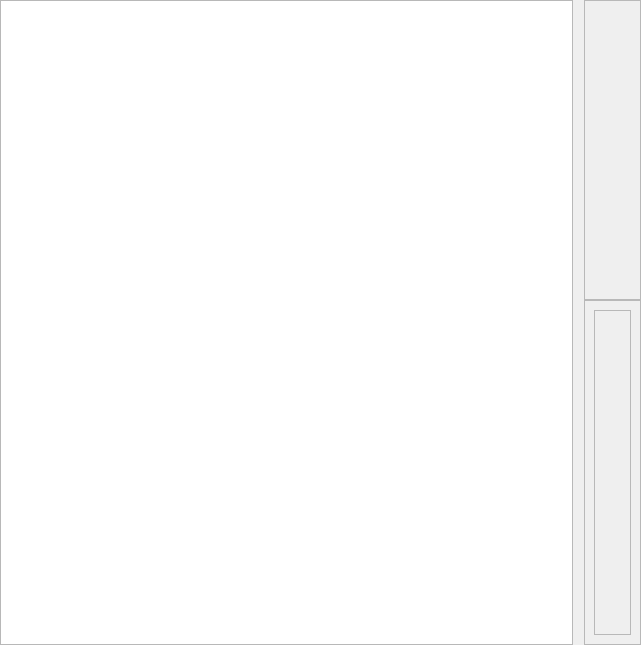
The window that src/widget_shared/filesystemviewpage.ui (billlin0904/xamp2) describes before a commit, drawn with Qt 5.
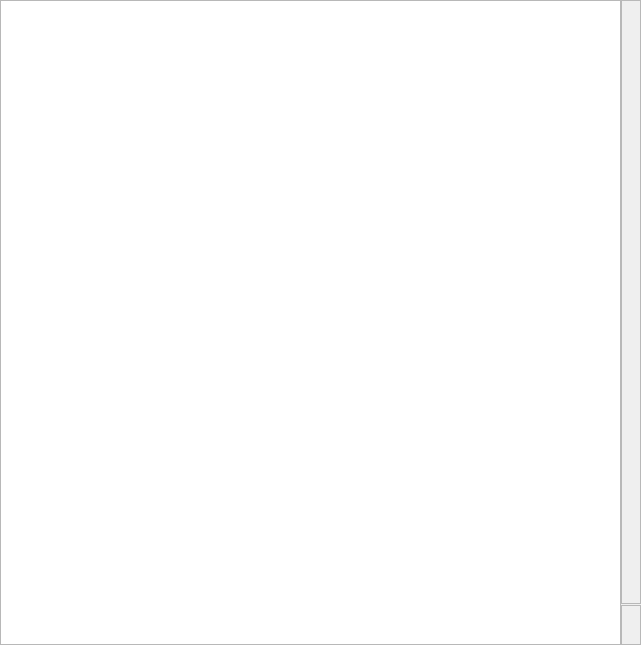
The same window after the commit. Custom widgets are drawn as their Qt base class.

The edit to the form file:
```diff
--- a/src/widget_shared/filesystemviewpage.ui
+++ b/src/widget_shared/filesystemviewpage.ui
@@ -13,7 +13,7 @@
   <property name="windowTitle">
    <string>Form</string>
   </property>
-  <layout class="QVBoxLayout" name="verticalLayout_3">
+  <layout class="QHBoxLayout" name="horizontalLayout">
    <property name="spacing">
     <number>0</number>
    </property>
@@ -29,24 +29,17 @@
    <property name="bottomMargin">
     <number>0</number>
    </property>
+   <item>
+    <widget class="QTreeView" name="dirTree"/>
+   </item>
    <item>
     <widget class="QSplitter" name="splitter">
      <property name="orientation">
-      <enum>Qt::Orientation::Horizontal</enum>
+      <enum>Qt::Orientation::Vertical</enum>
      </property>
      <property name="handleWidth">
       <number>1</number>
      </property>
-     <widget class="QTreeView" name="dirTree"/>
-     <widget class="QWidget" name="layoutWidget">
-      <layout class="QVBoxLayout" name="verticalLayout_2">
-       <property name="spacing">
-        <number>0</number>
-       </property>
-       <property name="leftMargin">
-        <number>10</number>
-       </property>
-       <item>
         <widget class="WaveformWidget" name="frame_2">
          <property name="sizePolicy">
           <sizepolicy hsizetype="Preferred" vsizetype="Preferred">
@@ -60,12 +53,6 @@
            <height>300</height>
           </size>
          </property>
-         <property name="maximumSize">
-          <size>
-           <width>16777215</width>
-           <height>300</height>
-          </size>
-         </property>
          <property name="frameShape">
           <enum>QFrame::Shape::StyledPanel</enum>
          </property>
@@ -73,8 +60,6 @@
           <enum>QFrame::Shadow::Raised</enum>
          </property>
         </widget>
-       </item>
-       <item>
         <widget class="QFrame" name="frame">
          <property name="frameShape">
           <enum>QFrame::Shape::StyledPanel</enum>
@@ -91,9 +76,6 @@
             <property name="frameShadow">
              <enum>QFrame::Shadow::Raised</enum>
             </property>
-           </widget>
-          </item>
-         </layout>
         </widget>
        </item>
       </layout>
```
Lines whose indentation alone changed are shown as unchanged.
